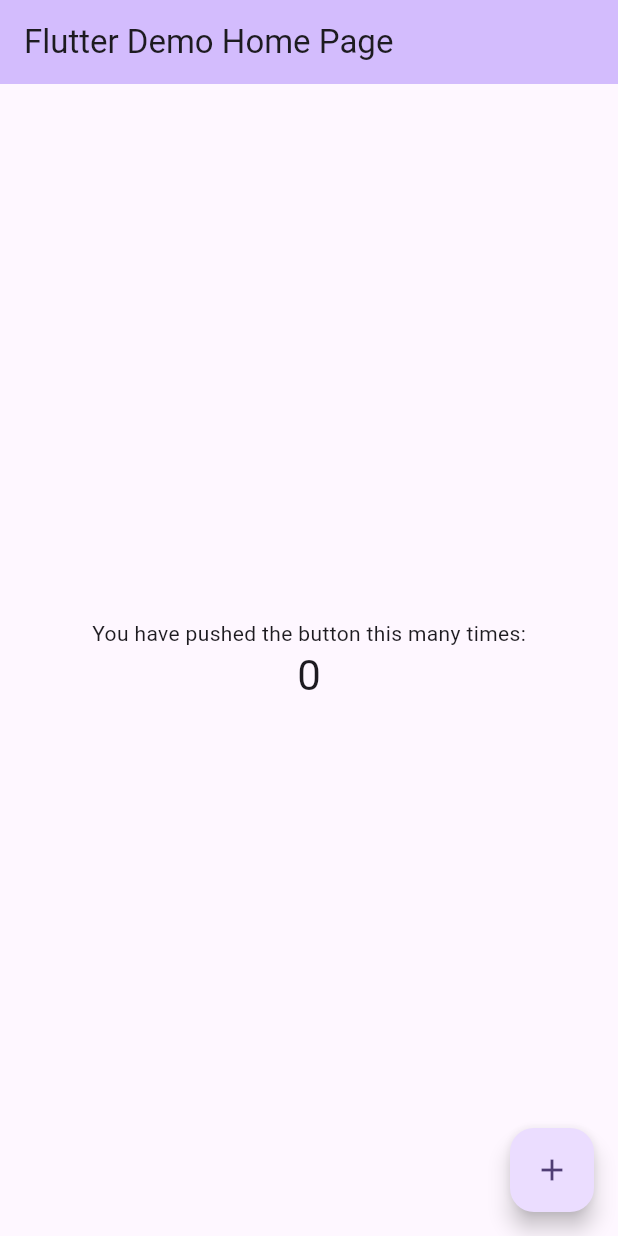
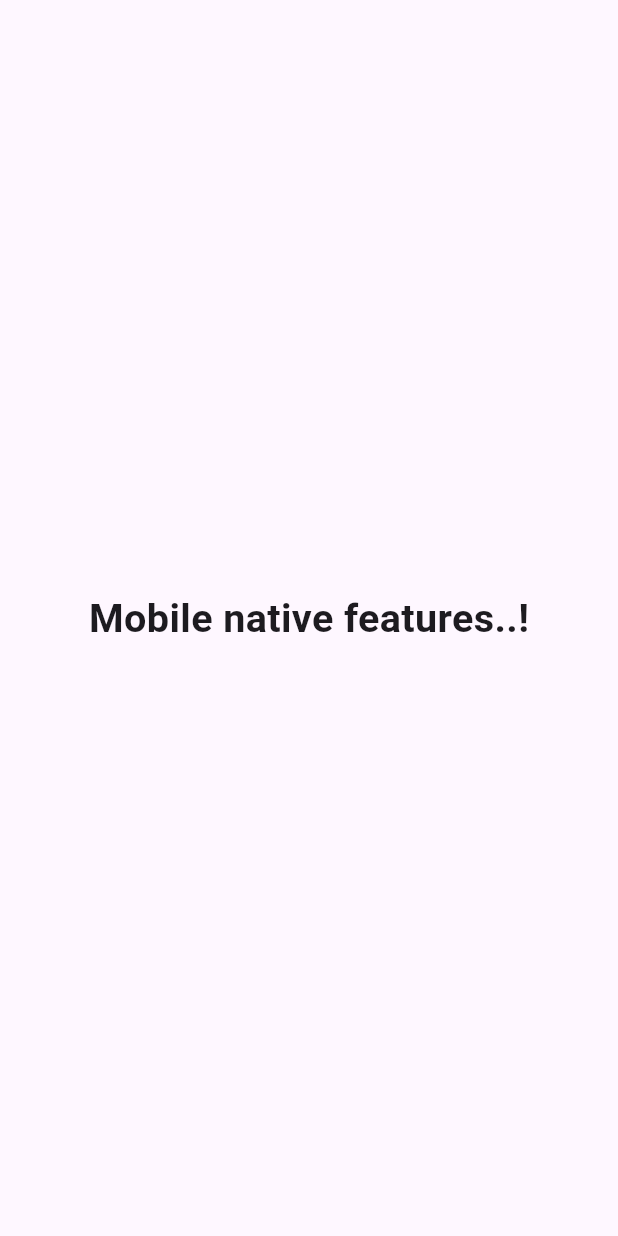
Before and after one commit to Saikiran526/mobile-native-features, a Flutter app: the first screen one second after launch, on a phone screen of 412 x 824 dp. Run offline on Flutter 3.47's test engine with Material 3 defaults, Android fonts, the phone set to English and light mode, and no system bars.

Commit message:
Completed responsive font size, Constants(st,gc,bc)

```diff
--- /dev/null
+++ b/lib/config/routes/app_route_generator.dart
@@ -0,0 +1,26 @@
+import 'package:flutter/material.dart';
+import 'package:mobile_native_features/config/routes/app_routes.dart';
+import 'package:mobile_native_features/presentation/features/home_screen/view/home_screen.dart';
+import 'package:mobile_native_features/presentation/features/splash_screen/view/splash_screen.dart';
+
+class AppRouteGenerator {
+  static Route<dynamic> generate(RouteSettings settings) {
+    switch (settings.name) {
+      case AppRoutes.homeScreen:
+        return MaterialPageRoute(builder: (_) => const HomeScreen());
+      case AppRoutes.splashScreen:
+        return MaterialPageRoute(builder: (_) => const SplashScreen());
+      default:
+        debugPrint('⚠️ Unknown route: ${settings.name}');
+        return _errorRoute();
+    }
+  }
+
+  static Route<dynamic> _errorRoute() {
+    return MaterialPageRoute(
+      builder:
+          (_) =>
+              const Scaffold(body: Center(child: Text('Route not founded..!'))),
+    );
+  }
+}
--- /dev/null
+++ b/lib/config/routes/app_routes.dart
@@ -0,0 +1,4 @@
+class AppRoutes{
+  static const  String homeScreen="HomeScreen";
+  static const  String splashScreen="SplashScreen";
+}
--- /dev/null
+++ b/lib/infrastructure/constants/body_constants.dart
@@ -0,0 +1,5 @@
+class BodyConstants {
+
+  static const String homeScreenText="Home Screen..!";
+
+}
--- /dev/null
+++ b/lib/infrastructure/constants/global_constants.dart
@@ -0,0 +1,23 @@
+import 'package:mobile_native_features/infrastructure/utils/screen_utils.dart';
+
+class GlobalConstants {
+
+  // Global Font sizes
+  static double get heading1 => ScreenUtil.heading1;
+  static double get heading2 => ScreenUtil.heading2;
+  static double get subheading => ScreenUtil.subheading;
+  static double get body => ScreenUtil.body;
+  static double get caption => ScreenUtil.caption;
+  static double get small => ScreenUtil.small;
+
+  // Global Icon Size Getters
+  static double get iconSmall => ScreenUtil.iconSmall;
+  static double get iconMedium => ScreenUtil.iconMedium;
+  static double get iconLarge => ScreenUtil.iconLarge;
+
+  // Global Padding / Spacing Getters
+  static double get paddingSmall => ScreenUtil.paddingSmall;
+  static double get paddingMedium => ScreenUtil.paddingMedium;
+  static double get paddingLarge => ScreenUtil.paddingLarge;
+
+}
--- /dev/null
+++ b/lib/infrastructure/constants/screen_titles.dart
@@ -0,0 +1,5 @@
+class ScreenTitles{
+
+  static const String homeScreenTitle="Home Screen";
+
+}
--- /dev/null
+++ b/lib/infrastructure/utils/screen_utils.dart
@@ -0,0 +1,36 @@
+import 'package:flutter/material.dart';
+
+class ScreenUtil {
+  static late double screenWidth;
+  static late double textScaleFactor;
+
+  static void init(BuildContext context) {
+    final mq = MediaQuery.of(context);
+    screenWidth = mq.size.width;
+    textScaleFactor = mq.textScaleFactor;
+  }
+
+  static double _scale(double base) => (base * screenWidth / 375) / textScaleFactor;
+
+  // Font Sizes
+  static double get heading1 => _scale(24);
+  static double get heading2 => _scale(20);
+  static double get subheading => _scale(18);
+  static double get body => _scale(16);
+  static double get caption => _scale(14);
+  static double get small => _scale(12);
+
+  // Icon sizes
+  static double get iconSmall => _scale(18);
+  static double get iconMedium => _scale(24);
+  static double get iconLarge => _scale(32);
+
+  // Spacing
+  static double get paddingSmall => _scale(8);
+  static double get paddingMedium => _scale(16);
+  static double get paddingLarge => _scale(24);
+
+  // Custom font size
+  static double font(double size) => _scale(size);
+
+}
--- a/lib/main.dart
+++ b/lib/main.dart
@@ -1,4 +1,7 @@
 import 'package:flutter/material.dart';
+import 'package:mobile_native_features/config/routes/app_route_generator.dart';
+import 'package:mobile_native_features/config/routes/app_routes.dart';
+import 'package:mobile_native_features/services/navigation_service.dart';
 
 void main() {
   runApp(const MyApp());
@@ -7,116 +10,17 @@ void main() {
 class MyApp extends StatelessWidget {
   const MyApp({super.key});
 
-  // This widget is the root of your application.
   @override
   Widget build(BuildContext context) {
     return MaterialApp(
       title: 'Flutter Demo',
+      debugShowCheckedModeBanner: false,
       theme: ThemeData(
-        // This is the theme of your application.
-        //
-        // TRY THIS: Try running your application with "flutter run". You'll see
-        // the application has a purple toolbar. Then, without quitting the app,
-        // try changing the seedColor in the colorScheme below to Colors.green
-        // and then invoke "hot reload" (save your changes or press the "hot
-        // reload" button in a Flutter-supported IDE, or press "r" if you used
-        // the command line to start the app).
-        //
-        // Notice that the counter didn't reset back to zero; the application
-        // state is not lost during the reload. To reset the state, use hot
-        // restart instead.
-        //
-        // This works for code too, not just values: Most code changes can be
-        // tested with just a hot reload.
         colorScheme: ColorScheme.fromSeed(seedColor: Colors.deepPurple),
       ),
-      home: const MyHomePage(title: 'Flutter Demo Home Page'),
+      navigatorKey: Navigation.instance.navigationKey,
+      onGenerateRoute: AppRouteGenerator.generate,
+      initialRoute: AppRoutes.splashScreen,
     );
   }
 }
-
-class MyHomePage extends StatefulWidget {
-  const MyHomePage({super.key, required this.title});
-
-  // This widget is the home page of your application. It is stateful, meaning
-  // that it has a State object (defined below) that contains fields that affect
-  // how it looks.
-
-  // This class is the configuration for the state. It holds the values (in this
-  // case the title) provided by the parent (in this case the App widget) and
-  // used by the build method of the State. Fields in a Widget subclass are
-  // always marked "final".
-
-  final String title;
-
-  @override
-  State<MyHomePage> createState() => _MyHomePageState();
-}
-
-class _MyHomePageState extends State<MyHomePage> {
-  int _counter = 0;
-
-  void _incrementCounter() {
-    setState(() {
-      // This call to setState tells the Flutter framework that something has
-      // changed in this State, which causes it to rerun the build method below
-      // so that the display can reflect the updated values. If we changed
-      // _counter without calling setState(), then the build method would not be
-      // called again, and so nothing would appear to happen.
-      _counter++;
-    });
-  }
-
-  @override
-  Widget build(BuildContext context) {
-    // This method is rerun every time setState is called, for instance as done
-    // by the _incrementCounter method above.
-    //
-    // The Flutter framework has been optimized to make rerunning build methods
-    // fast, so that you can just rebuild anything that needs updating rather
-    // than having to individually change instances of widgets.
-    return Scaffold(
-      appBar: AppBar(
-        // TRY THIS: Try changing the color here to a specific color (to
-        // Colors.amber, perhaps?) and trigger a hot reload to see the AppBar
-        // change color while the other colors stay the same.
-        backgroundColor: Theme.of(context).colorScheme.inversePrimary,
-        // Here we take the value from the MyHomePage object that was created by
-        // the App.build method, and use it to set our appbar title.
-        title: Text(widget.title),
-      ),
-      body: Center(
-        // Center is a layout widget. It takes a single child and positions it
-        // in the middle of the parent.
-        child: Column(
-          // Column is also a layout widget. It takes a list of children and
-          // arranges them vertically. By default, it sizes itself to fit its
-          // children horizontally, and tries to be as tall as its parent.
-          //
-          // Column has various properties to control how it sizes itself and
-          // how it positions its children. Here we use mainAxisAlignment to
-          // center the children vertically; the main axis here is the vertical
-          // axis because Columns are vertical (the cross axis would be
-          // horizontal).
-          //
-          // TRY THIS: Invoke "debug painting" (choose the "Toggle Debug Paint"
-          // action in the IDE, or press "p" in the console), to see the
-          // wireframe for each widget.
-          mainAxisAlignment: MainAxisAlignment.center,
-          children: <Widget>[
-            const Text('You have pushed the button this many times:'),
-            Text(
-              '$_counter',
-              style: Theme.of(context).textTheme.headlineMedium,
-            ),
-          ],
-        ),
-      ),
-      floatingActionButton: FloatingActionButton(
-        onPressed: _incrementCounter,
-        tooltip: 'Increment',
-        child: const Icon(Icons.add),
-      ), // This trailing comma makes auto-formatting nicer for build methods.
-    );
-  }
-}
--- /dev/null
+++ b/lib/presentation/features/home_screen/view/home_screen.dart
@@ -0,0 +1,27 @@
+import 'package:flutter/cupertino.dart';
+import 'package:flutter/material.dart';
+import 'package:mobile_native_features/infrastructure/constants/body_constants.dart';
+import 'package:mobile_native_features/infrastructure/constants/global_constants.dart';
+import 'package:mobile_native_features/infrastructure/constants/screen_titles.dart';
+import 'package:mobile_native_features/presentation/features/home_screen/viewmodel/home_screen_viewmodel.dart';
+import 'package:provider/provider.dart';
+
+class HomeScreen extends StatelessWidget {
+  const HomeScreen({super.key});
+
+  @override
+  Widget build(BuildContext context) {
+    return ChangeNotifierProvider(
+        create: (_)=>HomeScreenViewmodel(),
+        child: Consumer(builder: (context,viewModel,child){
+          return Scaffold(
+            appBar: AppBar(
+              title: Text(ScreenTitles.homeScreenTitle,style: TextStyle(fontSize: GlobalConstants.heading1),),
+              backgroundColor: Colors.blue,
+            ),
+            body: Center(child: Text(BodyConstants.homeScreenText,style: TextStyle(fontSize: GlobalConstants.heading1),)),
+          );
+        }),
+    );
+  }
+}
--- /dev/null
+++ b/lib/presentation/features/home_screen/viewmodel/home_screen_viewmodel.dart
@@ -0,0 +1,7 @@
+import 'package:flutter/cupertino.dart';
+
+class HomeScreenViewmodel extends ChangeNotifier {
+
+
+
+}
--- /dev/null
+++ b/lib/presentation/features/splash_screen/view/splash_screen.dart
@@ -0,0 +1,42 @@
+import 'package:flutter/material.dart';
+import 'package:mobile_native_features/infrastructure/constants/global_constants.dart';
+import 'package:mobile_native_features/infrastructure/utils/screen_utils.dart';
+import 'package:mobile_native_features/presentation/features/home_screen/view/home_screen.dart';
+import 'package:mobile_native_features/presentation/features/splash_screen/viewmodel/splash_screen_viewmodel.dart';
+import 'package:provider/provider.dart';
+
+class SplashScreen extends StatelessWidget {
+  const SplashScreen({super.key});
+
+  @override
+  Widget build(BuildContext context) {
+    return ChangeNotifierProvider(
+      create: (_) => SplashScreenViewmodel(),
+      child: Builder(
+        builder: (context) {
+          ScreenUtil.init(context);
+          return Consumer<SplashScreenViewmodel>(
+            builder: (context, viewModel, child) {
+              viewModel.onNavigate ??= () {
+                Navigator.of(context).pushReplacement(
+                  MaterialPageRoute(builder: (_) => HomeScreen()),
+                );
+              };
+              return Scaffold(
+                body: Center(
+                  child: Text(
+                    viewModel.heading,
+                    style: TextStyle(
+                      fontWeight: FontWeight.bold,
+                      fontSize: GlobalConstants.heading1,
+                    ),
+                  ),
+                ),
+              );
+            },
+          );
+        },
+      ),
+    );
+  }
+}
--- /dev/null
+++ b/lib/presentation/features/splash_screen/viewmodel/splash_screen_viewmodel.dart
@@ -0,0 +1,26 @@
+import 'package:flutter/cupertino.dart';
+
+class SplashScreenViewmodel extends ChangeNotifier{
+
+  SplashScreenViewmodel(){
+    _initializer();
+  }
+
+  //state
+  final String _heading="Mobile native features..!";
+  VoidCallback? onNavigate;
+
+  //getters
+  String get heading=>_heading;
+
+  //utils
+  void _initializer() async {
+
+    await Future.delayed(const Duration(seconds: 3));
+    if(onNavigate!=null){
+      onNavigate!();
+    }
+
+  }
+
+}
--- /dev/null
+++ b/lib/services/navigation_service.dart
@@ -0,0 +1,33 @@
+import 'package:flutter/cupertino.dart';
+
+class Navigation {
+
+  late GlobalKey<NavigatorState> navigationKey;
+  static final instance =Navigation();
+  Navigation(){
+    navigationKey=GlobalKey<NavigatorState>();
+  }
+
+  //Navigation's
+  Future<dynamic> navigateTo(String routName,{Object? args,}){
+    return _safeNavigation(() =>navigationKey.currentState!.pushNamed(routName,arguments: args));
+  }
+
+  //Helper for smooth navigation
+
+
+  Future<T?> _safeNavigation<T>(Future<T?> Function() action) {
+    final state = navigationKey.currentState;
+    if (state == null) {
+      throw Exception("Navigator not initialized. Check navigatorKey setup!");
+    }
+    return action();
+  }
+  //-----Delete after knowing the difference -----
+  // Future<dynamic> _safeNavigation(Future<dynamic> Function() action) async {
+  //   if(navigationKey.currentState==null){
+  //     throw Exception("Navigation state is null.Check navigator key initialization..!");
+  //   }
+  //   return action;
+  // }
+}
--- a/pubspec.yaml
+++ b/pubspec.yaml
@@ -34,6 +34,7 @@ dependencies:
   # The following adds the Cupertino Icons font to your application.
   # Use with the CupertinoIcons class for iOS style icons.
   cupertino_icons: ^1.0.8
+  provider: ^6.1.5+1
 
 dev_dependencies:
   flutter_test:
```
Also changed, not shown: pubspec.lock, 1 other file.
